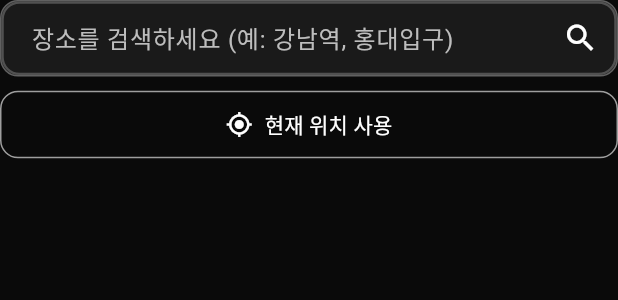
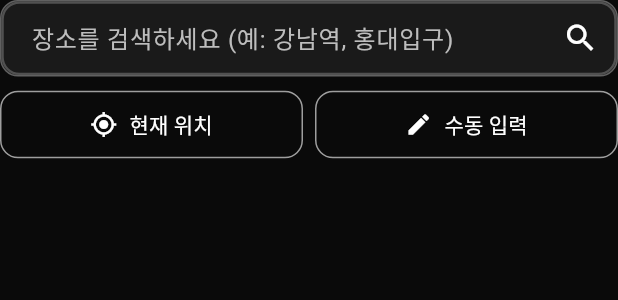
Before and after one commit to SSU-ICT-Project/DM_Frontend, a Flutter app: the LocationSearchWidget widget shown alone on an empty page, opened directly with empty values, on a phone screen of 412 x 824 dp. Shown: the top 300 px of the screen. Run offline on Flutter 3.47's test engine with Material 3 defaults, Android fonts, the phone set to English and light mode, and no system bars; our stand-ins replace dio, firebase_core, firebase_messaging, flutter_dotenv, geocoding, geolocator and 3 more; accounts and stored records are empty; network calls fail.

Commit message:
feat : 위치 정보 수동 입력 및 모델 수정
이벤트 모델 location -> placeName으로 통합

수동 위치 정보 입력 버튼 추가

```diff
--- a/lib/widgets/location_search_widget.dart
+++ b/lib/widgets/location_search_widget.dart
@@ -19,23 +19,27 @@ class LocationSearchWidget extends StatefulWidget {
 
 class _LocationSearchWidgetState extends State<LocationSearchWidget> {
   final TextEditingController _searchController = TextEditingController();
+  final TextEditingController _manualInputController = TextEditingController();
   final FocusNode _searchFocusNode = FocusNode();
 
   List<PlaceInfo> _searchResults = [];
   bool _isSearching = false;
   bool _showResults = false;
+  bool _showManualInput = false;
 
   @override
   void initState() {
     super.initState();
     if (widget.initialLocation != null) {
       _searchController.text = widget.initialLocation!;
+      _manualInputController.text = widget.initialLocation!;
     }
   }
 
   @override
   void dispose() {
     _searchController.dispose();
+    _manualInputController.dispose();
     _searchFocusNode.dispose();
     super.dispose();
   }
@@ -137,6 +141,31 @@ class _LocationSearchWidgetState extends State<LocationSearchWidget> {
     }
   }
 
+  /// 수동 입력으로 장소 선택
+  void _selectManualLocation() {
+    final manualText = _manualInputController.text.trim();
+    if (manualText.isNotEmpty) {
+      final manualPlace = PlaceInfo(
+        id: 'manual_input',
+        name: manualText,
+        address: '수동 입력',
+        latitude: null,
+        longitude: null,
+      );
+      _selectLocation(manualPlace);
+    }
+  }
+
+  /// 수동 입력 토글
+  void _toggleManualInput() {
+    setState(() {
+      _showManualInput = !_showManualInput;
+      if (_showManualInput) {
+        _showResults = false;
+      }
+    });
+  }
+
   @override
   Widget build(BuildContext context) {
     return Column(
@@ -200,18 +229,73 @@ class _LocationSearchWidgetState extends State<LocationSearchWidget> {
 
         const SizedBox(height: 8),
 
+        // 버튼들 (현재 위치, 수동 입력)
+        Row(
+          children: [
             // 현재 위치 버튼
-        SizedBox(
-          width: double.infinity,
+            Expanded(
               child: OutlinedButton.icon(
                 onPressed: _isSearching ? null : _useCurrentLocation,
                 icon: const Icon(Icons.my_location, size: 18),
-            label: const Text('현재 위치 사용'),
+                label: const Text('현재 위치'),
                 style: OutlinedButton.styleFrom(
                   padding: const EdgeInsets.symmetric(vertical: 12),
                   side: const BorderSide(color: Colors.grey),
                   foregroundColor: Colors.white,
                 ),
+              ),
+            ),
+
+            const SizedBox(width: 8),
+
+            // 수동 입력 버튼
+            Expanded(
+              child: OutlinedButton.icon(
+                onPressed: _toggleManualInput,
+                icon: Icon(_showManualInput ? Icons.close : Icons.edit, size: 18),
+                label: Text(_showManualInput ? '닫기' : '수동 입력'),
+                style: OutlinedButton.styleFrom(
+                  padding: const EdgeInsets.symmetric(vertical: 12),
+                  side: const BorderSide(color: Colors.grey),
+                  foregroundColor: Colors.white,
+                ),
+              ),
+            ),
+          ],
+        ),
+
+        const SizedBox(height: 8),
+
+        // 수동 입력 필드
+        if (_showManualInput)
+          Container(
+            decoration: BoxDecoration(
+              color: const Color(0xFF2B2B2B),
+              borderRadius: BorderRadius.circular(12),
+              border: Border.all(color: Colors.grey[700]!),
+            ),
+            child: Row(
+              children: [
+                Expanded(
+                  child: TextField(
+                    controller: _manualInputController,
+                    style: const TextStyle(color: Colors.white),
+                    decoration: const InputDecoration(
+                      hintText: '위치를 직접 입력하세요',
+                      hintStyle: TextStyle(color: Colors.grey),
+                      border: InputBorder.none,
+                      contentPadding: EdgeInsets.symmetric(
+                        horizontal: 16,
+                        vertical: 12,
+                      ),
+                    ),
+                  ),
+                ),
+                IconButton(
+                  icon: const Icon(Icons.check, color: Colors.green),
+                  onPressed: _selectManualLocation,
+                ),
+              ],
             ),
           ),
 
```
Also changed, not shown: lib/models/event_model.dart (+5 -11 lines), lib/screens/calendar_screen.dart (+14 -15 lines). Lines whose indentation alone changed are shown as unchanged.
